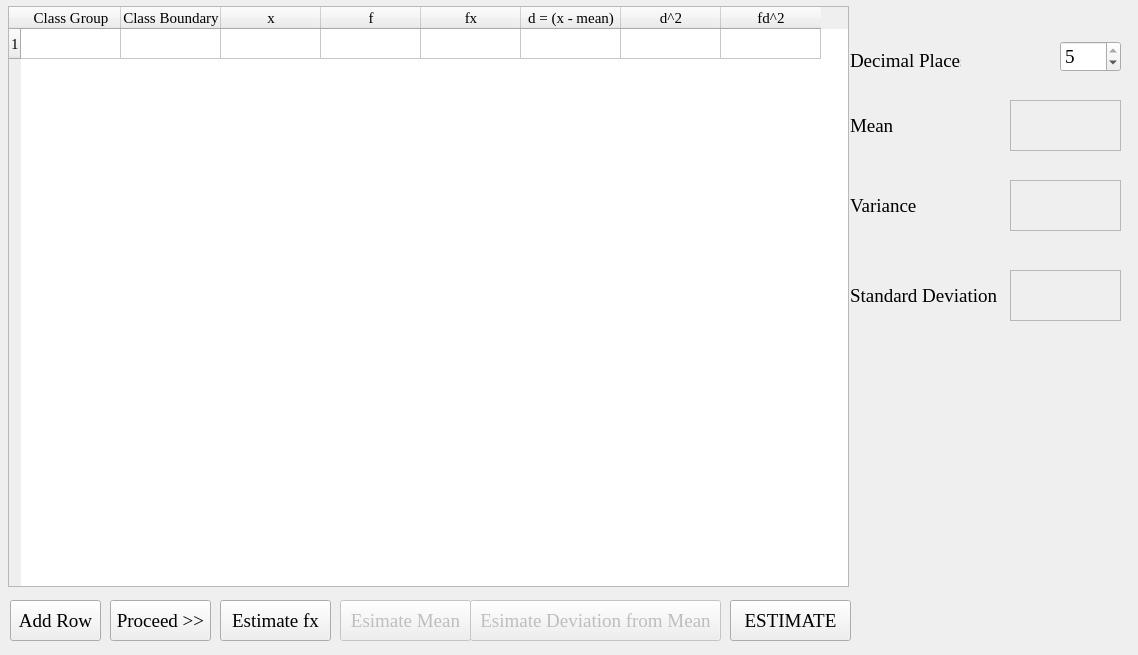
This is StatsMEUI.ui in edeniyanda/Stats-Me as Qt 5 draws it before an edit. The edited form follows.
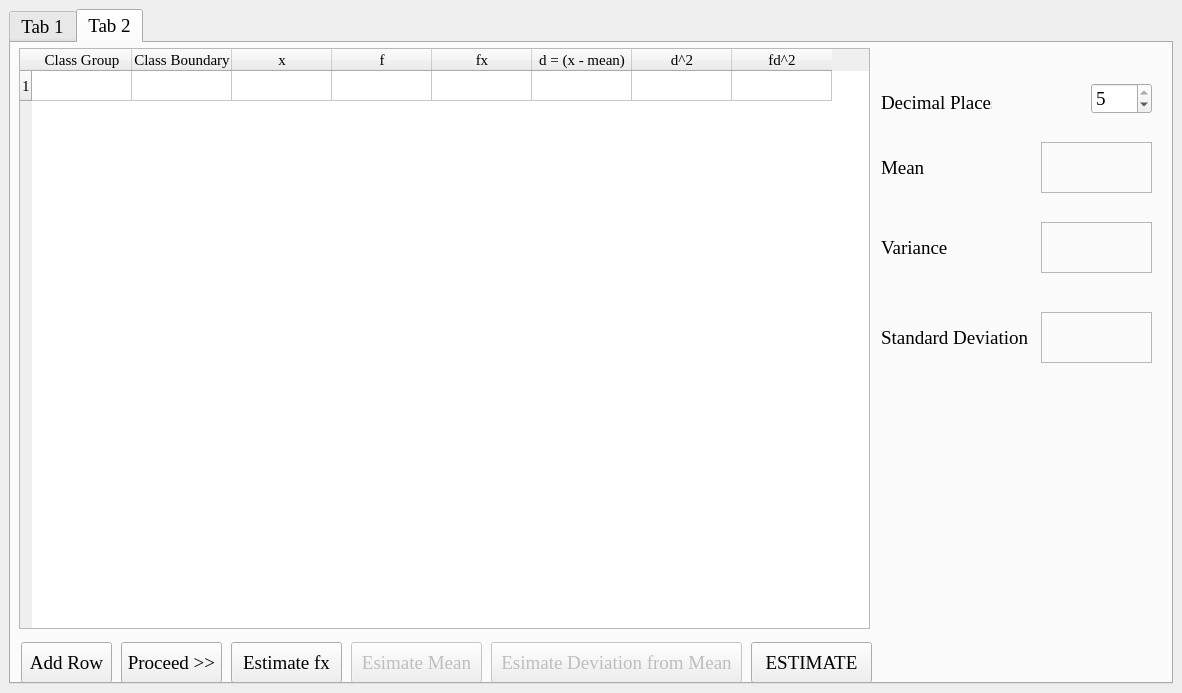
This is the edited form. Icons and pictures are not drawn.

Diff of the .ui file:
```diff
--- a/StatsMEUI.ui
+++ b/StatsMEUI.ui
@@ -6,8 +6,8 @@
    <rect>
     <x>0</x>
     <y>0</y>
-    <width>1138</width>
-    <height>655</height>
+    <width>1182</width>
+    <height>693</height>
    </rect>
   </property>
   <property name="font">
@@ -24,38 +24,88 @@
     <normaloff>images/table.png</normaloff>images/table.png</iconset>
   </property>
   <widget class="QWidget" name="centralwidget">
-   <widget class="QPushButton" name="pushButton_estimatefx">
+   <layout class="QGridLayout" name="gridLayout">
+    <item row="0" column="0">
+     <widget class="QTabWidget" name="tabWidget">
+      <property name="tabPosition">
+       <enum>QTabWidget::North</enum>
+      </property>
+      <property name="currentIndex">
+       <number>1</number>
+      </property>
+      <widget class="QWidget" name="tab">
+       <attribute name="title">
+        <string>Tab 1</string>
+       </attribute>
+       <widget class="QLabel" name="label_5">
     <property name="geometry">
      <rect>
-      <x>220</x>
-      <y>600</y>
+          <x>370</x>
+          <y>110</y>
+          <width>351</width>
+          <height>361</height>
+         </rect>
+        </property>
+        <property name="text">
+         <string/>
+        </property>
+        <property name="pixmap">
+         <pixmap>images/table.png</pixmap>
+        </property>
+        <property name="scaledContents">
+         <bool>true</bool>
+        </property>
+        <property name="alignment">
+         <set>Qt::AlignCenter</set>
+        </property>
+       </widget>
+       <widget class="QLabel" name="label_6">
+        <property name="geometry">
+         <rect>
+          <x>470</x>
+          <y>490</y>
+          <width>141</width>
+          <height>31</height>
+         </rect>
+        </property>
+        <property name="font">
+         <font>
+          <pointsize>24</pointsize>
+          <weight>75</weight>
+          <bold>true</bold>
+         </font>
+        </property>
+        <property name="text">
+         <string>Stats Me</string>
+        </property>
+        <property name="alignment">
+         <set>Qt::AlignCenter</set>
+        </property>
+       </widget>
+       <widget class="QPushButton" name="pushButton_start">
+        <property name="geometry">
+         <rect>
+          <x>480</x>
+          <y>580</y>
       <width>111</width>
-      <height>41</height>
+          <height>31</height>
      </rect>
     </property>
     <property name="text">
-     <string>Estimate fx</string>
-    </property>
-   </widget>
-   <widget class="QPushButton" name="pushButton_addRow">
-    <property name="geometry">
-     <rect>
-      <x>10</x>
-      <y>600</y>
-      <width>91</width>
-      <height>41</height>
-     </rect>
-    </property>
-    <property name="text">
-     <string>Add Row</string>
-    </property>
-   </widget>
+         <string>Start</string>
+        </property>
+       </widget>
+      </widget>
+      <widget class="QWidget" name="tab_2">
+       <attribute name="title">
+        <string>Tab 2</string>
+       </attribute>
    <widget class="QTableWidget" name="tableWidget">
     <property name="geometry">
      <rect>
       <x>8</x>
-      <y>6</y>
-      <width>841</width>
+          <y>5</y>
+          <width>851</width>
       <height>581</height>
      </rect>
     </property>
@@ -113,61 +163,6 @@
      </property>
     </column>
    </widget>
-   <widget class="QPushButton" name="pushButton_estimate">
-    <property name="geometry">
-     <rect>
-      <x>110</x>
-      <y>600</y>
-      <width>101</width>
-      <height>41</height>
-     </rect>
-    </property>
-    <property name="text">
-     <string>Proceed &gt;&gt;</string>
-    </property>
-   </widget>
-   <widget class="QLabel" name="label">
-    <property name="geometry">
-     <rect>
-      <x>850</x>
-      <y>110</y>
-      <width>51</width>
-      <height>31</height>
-     </rect>
-    </property>
-    <property name="text">
-     <string>Mean</string>
-    </property>
-   </widget>
-   <widget class="QLabel" name="mean_label">
-    <property name="geometry">
-     <rect>
-      <x>1010</x>
-      <y>100</y>
-      <width>111</width>
-      <height>51</height>
-     </rect>
-    </property>
-    <property name="font">
-     <font>
-      <pointsize>14</pointsize>
-      <weight>75</weight>
-      <bold>true</bold>
-     </font>
-    </property>
-    <property name="frameShape">
-     <enum>QFrame::StyledPanel</enum>
-    </property>
-    <property name="frameShadow">
-     <enum>QFrame::Plain</enum>
-    </property>
-    <property name="text">
-     <string/>
-    </property>
-    <property name="margin">
-     <number>0</number>
-    </property>
-   </widget>
    <widget class="QPushButton" name="pushButton_estimateMean">
     <property name="enabled">
      <bool>false</bool>
@@ -175,7 +170,7 @@
     <property name="geometry">
      <rect>
       <x>340</x>
-      <y>600</y>
+          <y>599</y>
       <width>131</width>
       <height>41</height>
      </rect>
@@ -184,11 +179,122 @@
      <string>Esimate Mean</string>
     </property>
    </widget>
+       <widget class="QLabel" name="label">
+        <property name="geometry">
+         <rect>
+          <x>870</x>
+          <y>109</y>
+          <width>51</width>
+          <height>31</height>
+         </rect>
+        </property>
+        <property name="text">
+         <string>Mean</string>
+        </property>
+       </widget>
+       <widget class="QPushButton" name="pushButton_addRow">
+        <property name="geometry">
+         <rect>
+          <x>10</x>
+          <y>599</y>
+          <width>91</width>
+          <height>41</height>
+         </rect>
+        </property>
+        <property name="text">
+         <string>Add Row</string>
+        </property>
+       </widget>
+       <widget class="QLabel" name="variance_label">
+        <property name="geometry">
+         <rect>
+          <x>1030</x>
+          <y>179</y>
+          <width>111</width>
+          <height>51</height>
+         </rect>
+        </property>
+        <property name="font">
+         <font>
+          <pointsize>14</pointsize>
+          <weight>75</weight>
+          <bold>true</bold>
+         </font>
+        </property>
+        <property name="frameShape">
+         <enum>QFrame::StyledPanel</enum>
+        </property>
+        <property name="text">
+         <string/>
+        </property>
+       </widget>
+       <widget class="QLabel" name="sd_label">
+        <property name="geometry">
+         <rect>
+          <x>1030</x>
+          <y>269</y>
+          <width>111</width>
+          <height>51</height>
+         </rect>
+        </property>
+        <property name="font">
+         <font>
+          <pointsize>14</pointsize>
+          <weight>75</weight>
+          <bold>true</bold>
+         </font>
+        </property>
+        <property name="frameShape">
+         <enum>QFrame::StyledPanel</enum>
+        </property>
+        <property name="text">
+         <string/>
+        </property>
+       </widget>
+       <widget class="QLabel" name="label_2">
+        <property name="geometry">
+         <rect>
+          <x>870</x>
+          <y>39</y>
+          <width>111</width>
+          <height>41</height>
+         </rect>
+        </property>
+        <property name="text">
+         <string>Decimal Places</string>
+        </property>
+       </widget>
+       <widget class="QLabel" name="label_4">
+        <property name="geometry">
+         <rect>
+          <x>870</x>
+          <y>189</y>
+          <width>151</width>
+          <height>31</height>
+         </rect>
+        </property>
+        <property name="text">
+         <string>Variance</string>
+        </property>
+       </widget>
+       <widget class="QPushButton" name="pushButton_finally">
+        <property name="geometry">
+         <rect>
+          <x>740</x>
+          <y>599</y>
+          <width>121</width>
+          <height>41</height>
+         </rect>
+        </property>
+        <property name="text">
+         <string>ESTIMATE</string>
+        </property>
+       </widget>
    <widget class="QSpinBox" name="spinBox_dp">
     <property name="geometry">
      <rect>
-      <x>1060</x>
-      <y>41</y>
+          <x>1080</x>
+          <y>40</y>
       <width>61</width>
       <height>31</height>
      </rect>
@@ -203,99 +309,14 @@
      <number>5</number>
     </property>
    </widget>
-   <widget class="QLabel" name="label_2">
-    <property name="geometry">
-     <rect>
-      <x>850</x>
-      <y>40</y>
-      <width>111</width>
-      <height>41</height>
-     </rect>
-    </property>
-    <property name="text">
-     <string>Decimal Places</string>
-    </property>
-   </widget>
-   <widget class="QLabel" name="label_3">
-    <property name="geometry">
-     <rect>
-      <x>850</x>
-      <y>280</y>
-      <width>151</width>
-      <height>31</height>
-     </rect>
-    </property>
-    <property name="text">
-     <string>Standard Deviation</string>
-    </property>
-   </widget>
-   <widget class="QLabel" name="sd_label">
-    <property name="geometry">
-     <rect>
-      <x>1010</x>
-      <y>270</y>
-      <width>111</width>
-      <height>51</height>
-     </rect>
-    </property>
-    <property name="font">
-     <font>
-      <pointsize>14</pointsize>
-      <weight>75</weight>
-      <bold>true</bold>
-     </font>
-    </property>
-    <property name="frameShape">
-     <enum>QFrame::StyledPanel</enum>
-    </property>
-    <property name="text">
-     <string/>
-    </property>
-   </widget>
-   <widget class="QLabel" name="variance_label">
-    <property name="geometry">
-     <rect>
-      <x>1010</x>
-      <y>180</y>
-      <width>111</width>
-      <height>51</height>
-     </rect>
-    </property>
-    <property name="font">
-     <font>
-      <pointsize>14</pointsize>
-      <weight>75</weight>
-      <bold>true</bold>
-     </font>
-    </property>
-    <property name="frameShape">
-     <enum>QFrame::StyledPanel</enum>
-    </property>
-    <property name="text">
-     <string/>
-    </property>
-   </widget>
-   <widget class="QLabel" name="label_4">
-    <property name="geometry">
-     <rect>
-      <x>850</x>
-      <y>190</y>
-      <width>151</width>
-      <height>31</height>
-     </rect>
-    </property>
-    <property name="text">
-     <string>Variance</string>
-    </property>
-   </widget>
    <widget class="QPushButton" name="pushButton_estimateDFM">
     <property name="enabled">
      <bool>false</bool>
     </property>
     <property name="geometry">
      <rect>
-      <x>470</x>
-      <y>600</y>
+          <x>480</x>
+          <y>599</y>
       <width>251</width>
       <height>41</height>
      </rect>
@@ -304,19 +325,78 @@
      <string>Esimate Deviation from Mean</string>
     </property>
    </widget>
-   <widget class="QPushButton" name="pushButton_finally">
+       <widget class="QLabel" name="mean_label">
     <property name="geometry">
      <rect>
-      <x>730</x>
-      <y>600</y>
-      <width>121</width>
+          <x>1030</x>
+          <y>99</y>
+          <width>111</width>
+          <height>51</height>
+         </rect>
+        </property>
+        <property name="font">
+         <font>
+          <pointsize>14</pointsize>
+          <weight>75</weight>
+          <bold>true</bold>
+         </font>
+        </property>
+        <property name="frameShape">
+         <enum>QFrame::StyledPanel</enum>
+        </property>
+        <property name="frameShadow">
+         <enum>QFrame::Plain</enum>
+        </property>
+        <property name="text">
+         <string/>
+        </property>
+        <property name="margin">
+         <number>0</number>
+        </property>
+       </widget>
+       <widget class="QLabel" name="label_3">
+        <property name="geometry">
+         <rect>
+          <x>870</x>
+          <y>279</y>
+          <width>151</width>
+          <height>31</height>
+         </rect>
+        </property>
+        <property name="text">
+         <string>Standard Deviation</string>
+        </property>
+       </widget>
+       <widget class="QPushButton" name="pushButton_estimatefx">
+        <property name="geometry">
+         <rect>
+          <x>220</x>
+          <y>599</y>
+          <width>111</width>
       <height>41</height>
      </rect>
     </property>
     <property name="text">
-     <string>ESTIMATE</string>
-    </property>
-   </widget>
+         <string>Estimate fx</string>
+        </property>
+       </widget>
+       <widget class="QPushButton" name="pushButton_estimate">
+        <property name="geometry">
+         <rect>
+          <x>110</x>
+          <y>599</y>
+          <width>101</width>
+          <height>41</height>
+         </rect>
+        </property>
+        <property name="text">
+         <string>Proceed &gt;&gt;</string>
+        </property>
+       </widget>
+      </widget>
+     </widget>
+    </item>
+   </layout>
   </widget>
  </widget>
  <resources/>
```
Lines whose indentation alone changed are shown as unchanged.
